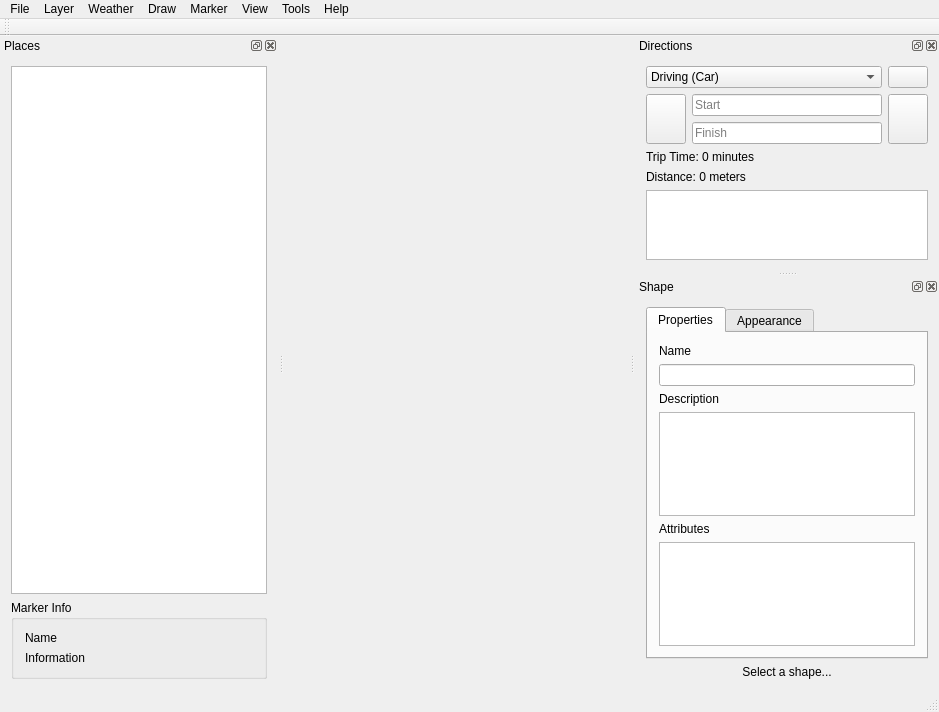
Before: the Qt Designer form explorer/mainwindow.ui in archnemesis/OSMExplorer, drawn with Qt 5.
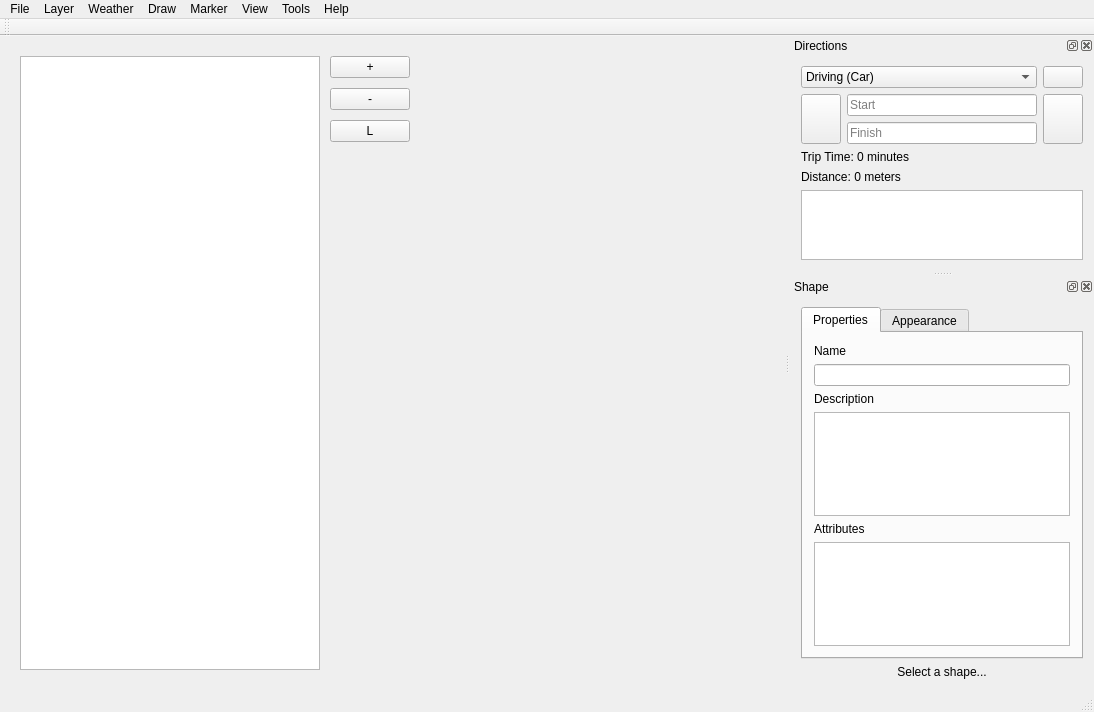
After: the same form once the commit is applied. Icons and pictures are not drawn. Custom widgets are drawn as their Qt base class.

```diff
--- a/explorer/mainwindow.ui
+++ b/explorer/mainwindow.ui
@@ -6,7 +6,7 @@
    <rect>
     <x>0</x>
     <y>0</y>
-    <width>939</width>
+    <width>1094</width>
     <height>712</height>
    </rect>
   </property>
@@ -20,7 +20,7 @@
    <bool>false</bool>
   </property>
   <widget class="QWidget" name="centralWidget">
-   <layout class="QVBoxLayout" name="verticalLayout">
+   <layout class="QHBoxLayout" name="horizontalLayout_4">
     <property name="spacing">
      <number>0</number>
     </property>
@@ -44,6 +44,156 @@
         <verstretch>0</verstretch>
        </sizepolicy>
       </property>
+      <layout class="QHBoxLayout" name="horizontalLayout_3">
+       <property name="spacing">
+        <number>10</number>
+       </property>
+       <property name="leftMargin">
+        <number>20</number>
+       </property>
+       <property name="topMargin">
+        <number>20</number>
+       </property>
+       <property name="rightMargin">
+        <number>20</number>
+       </property>
+       <property name="bottomMargin">
+        <number>20</number>
+       </property>
+       <item>
+        <widget class="SlippyMapTreeView" name="tvwMarkers">
+         <property name="sizePolicy">
+          <sizepolicy hsizetype="Preferred" vsizetype="Expanding">
+           <horstretch>0</horstretch>
+           <verstretch>0</verstretch>
+          </sizepolicy>
+         </property>
+         <property name="minimumSize">
+          <size>
+           <width>300</width>
+           <height>0</height>
+          </size>
+         </property>
+         <property name="maximumSize">
+          <size>
+           <width>0</width>
+           <height>16777215</height>
+          </size>
+         </property>
+         <property name="alternatingRowColors">
+          <bool>true</bool>
+         </property>
+        </widget>
+       </item>
+       <item>
+        <layout class="QVBoxLayout" name="verticalLayout_7">
+         <property name="spacing">
+          <number>10</number>
+         </property>
+         <item>
+          <widget class="QPushButton" name="zoomInButton">
+           <property name="sizePolicy">
+            <sizepolicy hsizetype="Minimum" vsizetype="Minimum">
+             <horstretch>0</horstretch>
+             <verstretch>0</verstretch>
+            </sizepolicy>
+           </property>
+           <property name="minimumSize">
+            <size>
+             <width>0</width>
+             <height>0</height>
+            </size>
+           </property>
+           <property name="text">
+            <string>+</string>
+           </property>
+           <property name="iconSize">
+            <size>
+             <width>48</width>
+             <height>48</height>
+            </size>
+           </property>
+          </widget>
+         </item>
+         <item>
+          <widget class="QPushButton" name="zoomOutButton">
+           <property name="sizePolicy">
+            <sizepolicy hsizetype="Minimum" vsizetype="Minimum">
+             <horstretch>0</horstretch>
+             <verstretch>0</verstretch>
+            </sizepolicy>
+           </property>
+           <property name="minimumSize">
+            <size>
+             <width>0</width>
+             <height>0</height>
+            </size>
+           </property>
+           <property name="text">
+            <string>-</string>
+           </property>
+           <property name="iconSize">
+            <size>
+             <width>48</width>
+             <height>48</height>
+            </size>
+           </property>
+          </widget>
+         </item>
+         <item>
+          <widget class="QPushButton" name="currentLocationButton">
+           <property name="sizePolicy">
+            <sizepolicy hsizetype="Minimum" vsizetype="Minimum">
+             <horstretch>0</horstretch>
+             <verstretch>0</verstretch>
+            </sizepolicy>
+           </property>
+           <property name="minimumSize">
+            <size>
+             <width>0</width>
+             <height>0</height>
+            </size>
+           </property>
+           <property name="text">
+            <string>L</string>
+           </property>
+           <property name="iconSize">
+            <size>
+             <width>48</width>
+             <height>48</height>
+            </size>
+           </property>
+          </widget>
+         </item>
+         <item>
+          <spacer name="verticalSpacer_2">
+           <property name="orientation">
+            <enum>Qt::Vertical</enum>
+           </property>
+           <property name="sizeHint" stdset="0">
+            <size>
+             <width>20</width>
+             <height>40</height>
+            </size>
+           </property>
+          </spacer>
+         </item>
+        </layout>
+       </item>
+       <item>
+        <spacer name="horizontalSpacer">
+         <property name="orientation">
+          <enum>Qt::Horizontal</enum>
+         </property>
+         <property name="sizeHint" stdset="0">
+          <size>
+           <width>482</width>
+           <height>20</height>
+          </size>
+         </property>
+        </spacer>
+       </item>
+      </layout>
      </widget>
     </item>
    </layout>
@@ -71,7 +221,7 @@
     <rect>
      <x>0</x>
      <y>0</y>
-     <width>939</width>
+     <width>1094</width>
      <height>22</height>
     </rect>
    </property>
@@ -191,48 +341,6 @@
    <addaction name="menuTools"/>
    <addaction name="menuHelp"/>
   </widget>
-  <widget class="QDockWidget" name="dockWidget">
-   <property name="windowTitle">
-    <string>Places</string>
-   </property>
-   <attribute name="dockWidgetArea">
-    <number>1</number>
-   </attribute>
-   <widget class="QWidget" name="dockWidgetContents">
-    <layout class="QVBoxLayout" name="verticalLayout_2">
-     <item>
-      <widget class="QTreeView" name="tvwMarkers">
-       <property name="alternatingRowColors">
-        <bool>true</bool>
-       </property>
-      </widget>
-     </item>
-     <item>
-      <widget class="QGroupBox" name="groupBox">
-       <property name="title">
-        <string>Marker Info</string>
-       </property>
-       <layout class="QFormLayout" name="formLayout">
-        <item row="0" column="0" colspan="2">
-         <widget class="QLabel" name="lblMarkerName">
-          <property name="text">
-           <string>Name</string>
-          </property>
-         </widget>
-        </item>
-        <item row="1" column="0" colspan="2">
-         <widget class="QLabel" name="lblMarkerInformation">
-          <property name="text">
-           <string>Information</string>
-          </property>
-         </widget>
-        </item>
-       </layout>
-      </widget>
-     </item>
-    </layout>
-   </widget>
-  </widget>
   <widget class="QDockWidget" name="dockWidget_2">
    <property name="styleSheet">
     <string notr="true"/>
@@ -730,6 +838,11 @@
    <header location="global">SlippyMap/SlippyMapWidget.h</header>
    <container>1</container>
   </customwidget>
+  <customwidget>
+   <class>SlippyMapTreeView</class>
+   <extends>QTreeView</extends>
+   <header location="global">Map/SlippyMapTreeView.h</header>
+  </customwidget>
  </customwidgets>
  <resources>
   <include location="resources.qrc"/>
```
Left out of the diff: 19 changed lines with no effect on the pictures.
